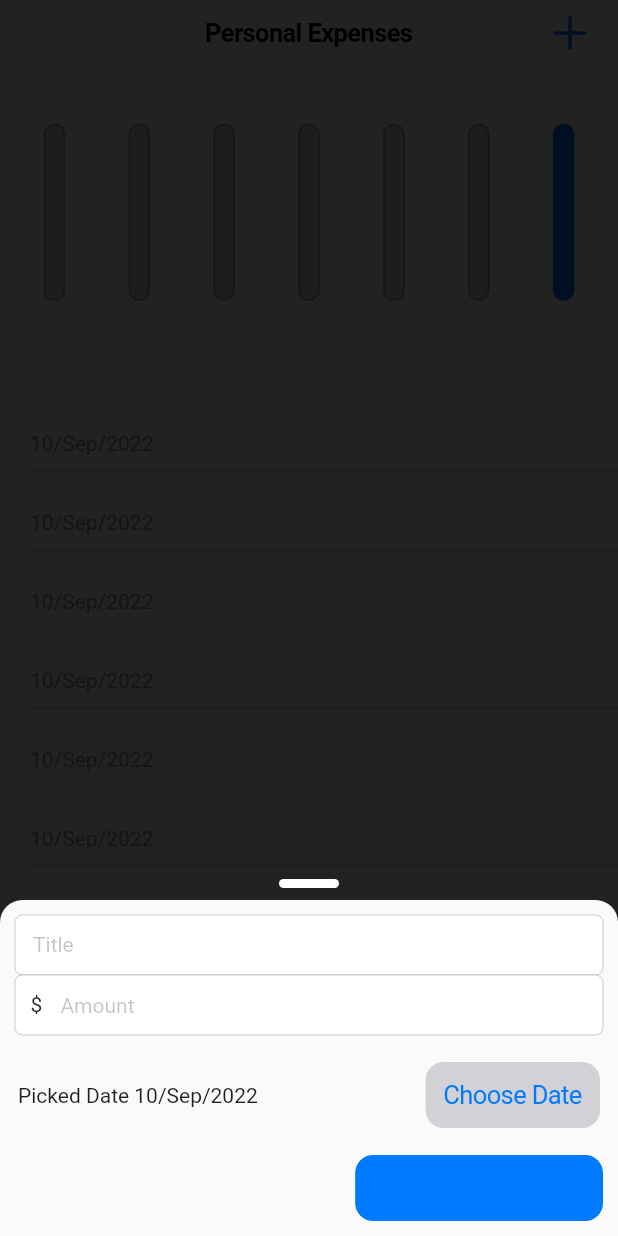
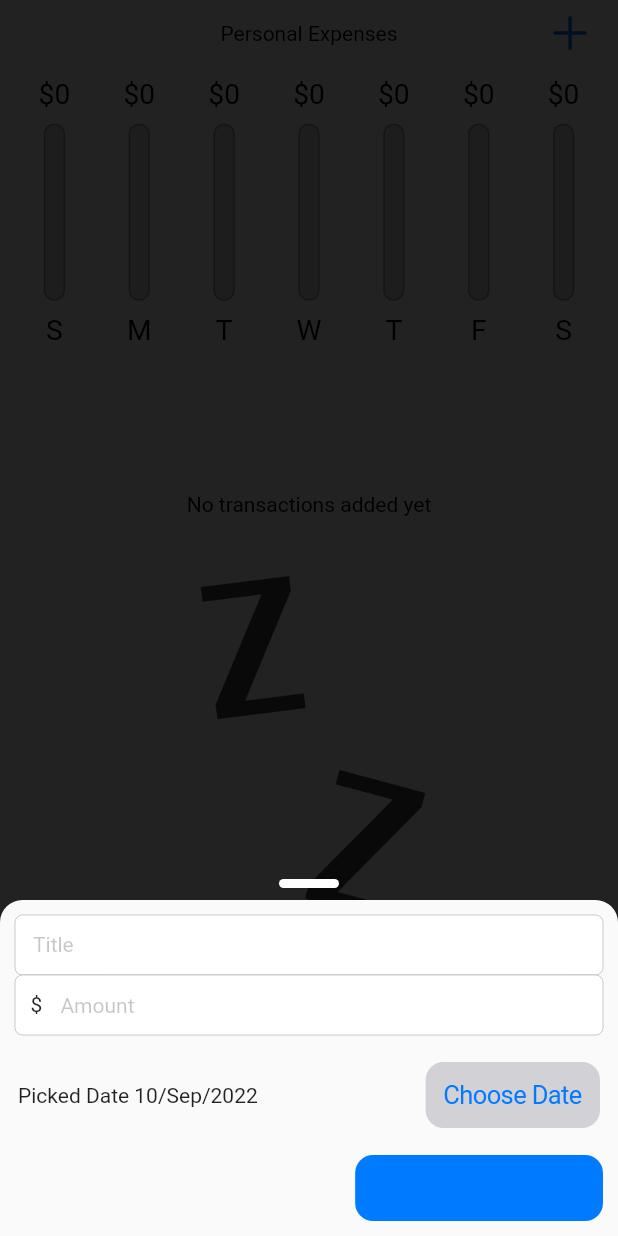
Before and after one commit to ArAmM7/personal_expenses_app, a Flutter app: the screen it shows after launch, after a tap on an icon or button, on a phone screen of 412 x 824 dp. Run offline on Flutter 3.47's test engine with Material 2 defaults, Android fonts, the phone set to English and light mode, and no system bars; our stand-ins replace modal_bottom_sheet; Roboto replaces fonts that are missing (SF).

Commit message:
Cupertino conversion

```diff
--- a/lib/main.dart
+++ b/lib/main.dart
@@ -29,7 +29,11 @@ class MyApp extends StatelessWidget {
           theme: CupertinoThemeData(
             brightness: Brightness.light,
             textTheme: CupertinoTextThemeData(
-              textStyle: TextStyle(fontFamily: 'SF'),
+              dateTimePickerTextStyle: TextStyle(fontFamily: 'SF', color: CupertinoColors.label),
+              navTitleTextStyle:
+                  TextStyle(fontFamily: 'SF', color: CupertinoColors.label),
+              textStyle:
+                  TextStyle(fontFamily: 'SF', color: CupertinoColors.label),
             ),
           ),
           localizationsDelegates: [
@@ -53,74 +57,74 @@ class _MyHomePageState extends State<MyHomePage> {
 
   final List<Transaction> _userTransactions = [
     //    dummy data
-    Transaction(
-        id: DateTime.now().toString(),
-        title: 'New Shoes',
-        amount: 74.99,
-        date: DateTime.now()),
-    Transaction(
-      id: DateTime.now().toString(),
-      title: 'Groceries',
-      amount: 26.47,
-      date: DateTime.now(),
-    ),
-    Transaction(
-      id: DateTime.now().toString(),
-      title: 'Rent',
-      amount: 450,
-      date: DateTime.now(),
-    ),
-    Transaction(
-        id: DateTime.now().toString(),
-        title: 'New Pants',
-        amount: 69.99,
-        date: DateTime.now()),
-    Transaction(
-      id: DateTime.now().toString(),
-      title: 'Groceries',
-      amount: 16.58,
-      date: DateTime.now(),
-    ),
-    Transaction(
-      id: DateTime.now().toString(),
-      title: 'Utilities',
-      amount: 120,
-      date: DateTime.now(),
-    ),
-    Transaction(
-        id: DateTime.now().toString(),
-        title: 'New Shoes',
-        amount: 74.99,
-        date: DateTime.now()),
-    Transaction(
-      id: DateTime.now().toString(),
-      title: 'Groceries',
-      amount: 26.47,
-      date: DateTime.now(),
-    ),
-    Transaction(
-      id: DateTime.now().toString(),
-      title: 'Rent',
-      amount: 450,
-      date: DateTime.now(),
-    ),
-    Transaction(
-        id: DateTime.now().toString(),
-        title: 'New Pants',
-        amount: 69.99,
-        date: DateTime.now()),
-    Transaction(
-      id: DateTime.now().toString(),
-      title: 'Groceries',
-      amount: 16.58,
-      date: DateTime.now(),
-    ),
-    Transaction(
-      id: DateTime.now().toString(),
-      title: 'Utilities',
-      amount: 120,
-      date: DateTime.now(),
-    ),
+    // Transaction(
+    //     id: DateTime.now().toString(),
+    //     title: 'New Shoes',
+    //     amount: 74.99,
+    //     date: DateTime.now()),
+    // Transaction(
+    //   id: DateTime.now().toString(),
+    //   title: 'Groceries',
+    //   amount: 26.47,
+    //   date: DateTime.now(),
+    // ),
+    // Transaction(
+    //   id: DateTime.now().toString(),
+    //   title: 'Rent',
+    //   amount: 450,
+    //   date: DateTime.now(),
+    // ),
+    // Transaction(
+    //     id: DateTime.now().toString(),
+    //     title: 'New Pants',
+    //     amount: 69.99,
+    //     date: DateTime.now()),
+    // Transaction(
+    //   id: DateTime.now().toString(),
+    //   title: 'Groceries',
+    //   amount: 16.58,
+    //   date: DateTime.now(),
+    // ),
+    // Transaction(
+    //   id: DateTime.now().toString(),
+    //   title: 'Utilities',
+    //   amount: 120,
+    //   date: DateTime.now(),
+    // ),
+    // Transaction(
+    //     id: DateTime.now().toString(),
+    //     title: 'New Shoes',
+    //     amount: 74.99,
+    //     date: DateTime.now()),
+    // Transaction(
+    //   id: DateTime.now().toString(),
+    //   title: 'Groceries',
+    //   amount: 26.47,
+    //   date: DateTime.now(),
+    // ),
+    // Transaction(
+    //   id: DateTime.now().toString(),
+    //   title: 'Rent',
+    //   amount: 450,
+    //   date: DateTime.now(),
+    // ),
+    // Transaction(
+    //     id: DateTime.now().toString(),
+    //     title: 'New Pants',
+    //     amount: 69.99,
+    //     date: DateTime.now()),
+    // Transaction(
+    //   id: DateTime.now().toString(),
+    //   title: 'Groceries',
+    //   amount: 16.58,
+    //   date: DateTime.now(),
+    // ),
+    // Transaction(
+    //   id: DateTime.now().toString(),
+    //   title: 'Utilities',
+    //   amount: 120,
+    //   date: DateTime.now(),
+    // ),
   ];
   bool _showChart = false;
 
--- a/lib/widgets/transaction_list.dart
+++ b/lib/widgets/transaction_list.dart
@@ -39,6 +39,7 @@ class TransactionList extends StatelessWidget {
           })
         : SelectionArea(
             child: SingleChildScrollView(
+              controller: PrimaryScrollController.of(context),
               child: CupertinoFormSection(
                 clipBehavior: Clip.antiAlias,
                 children: transactions.map((e) {
@@ -80,9 +81,11 @@ class TransactionList extends StatelessWidget {
                                 SizedBox(
                                   width:
                                       MediaQuery.of(context).size.width * 0.5,
-                                  child: Text(e.title,
-                                      style: const TextStyle(
-                                          fontWeight: FontWeight.w500)),
+                                  child: Text(
+                                    e.title,
+                                    style: const TextStyle(
+                                        fontWeight: FontWeight.bold),
+                                  ),
                                 ),
                                 Text(
                                   DateFormat('dd/MMM/yyyy').format(e.date),
@@ -103,6 +106,7 @@ class TransactionList extends StatelessWidget {
                         child: FittedBox(
                           child: Text(
                             '\$${e.amount}',
+                            style: const TextStyle(fontWeight: FontWeight.bold),
                           ),
                         ),
                       ),
```
